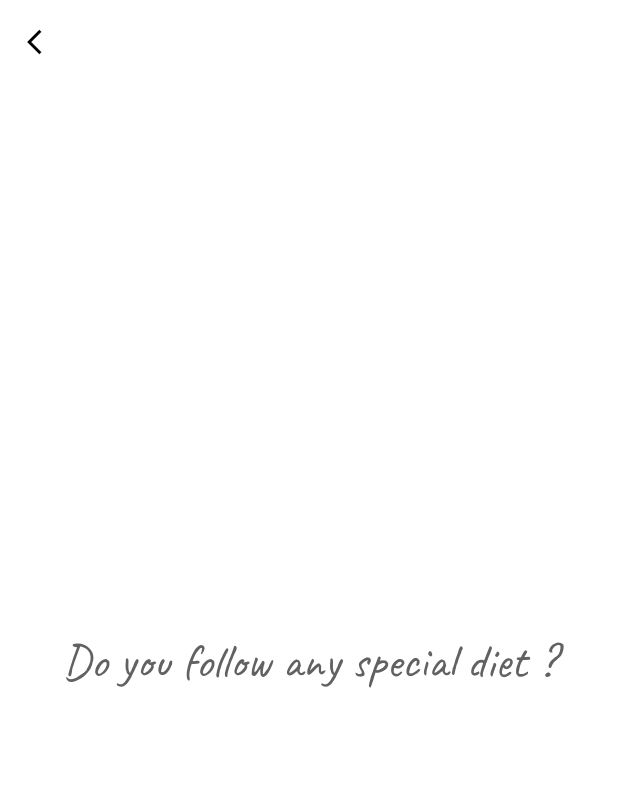
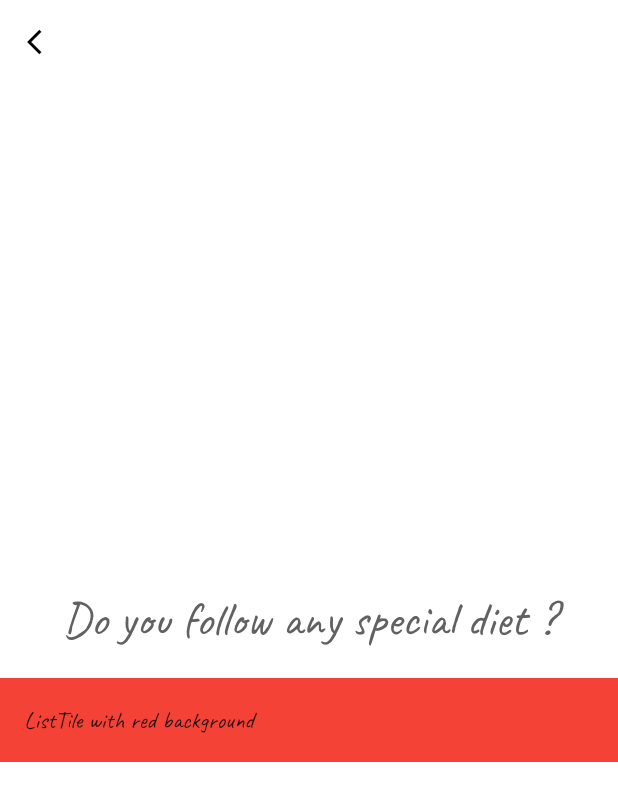
Before and after one commit to bidou10/recipe_kitchen_app, a Flutter app: the PreferancePage screen opened directly, on a phone screen of 412 x 824 dp. Shown: the top 801 px of the screen. Run offline on Flutter 3.47's test engine with Material 2 defaults, Android fonts, the light colour scheme and no system bars; our stand-ins replace font_awesome_flutter, google_fonts; project files that could hold a hidden picture were left out.

Commit message:
ListTile v1

```diff
--- a/lib/preferance_page.dart
+++ b/lib/preferance_page.dart
@@ -59,11 +59,16 @@ class PreferancePage extends StatelessWidget {
                       height: 20,
                     ),
                   ],
+                ), // pour les ligne suivante voire sur ListTile https://api.flutter.dev/flutter/material/ListTile-class.html
+                const ColoredBox(
+                  color: Colors.amber,
+                  child: Material(
+                    child: ListTile(
+                      title: Text('ListTile with red background'),
+                      tileColor: Colors.red,
+                    ),
+                  ),
                 ),
-                Row(
-                  mainAxisAlignment: MainAxisAlignment.center,
-                  children: [],
-                )
               ],
             ),
           ],
```
